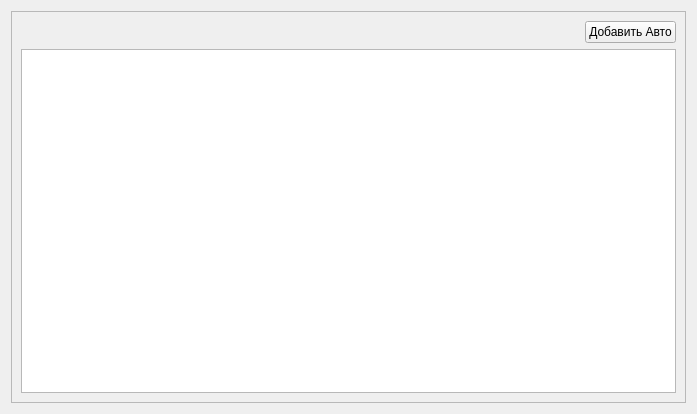
Qt form Modules/Autopark/View/MainFormAutopark/mainformautopark.ui (Sakton/CONVEYANCE_Q) before a commit.
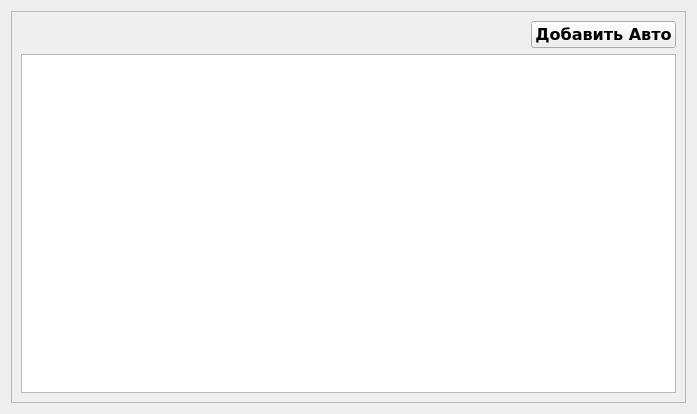
The same form after that commit.

What changed in the file:
```diff
--- a/Modules/Autopark/View/MainFormAutopark/mainformautopark.ui
+++ b/Modules/Autopark/View/MainFormAutopark/mainformautopark.ui
@@ -49,6 +49,14 @@
         </item>
         <item>
          <widget class="QPushButton" name="pushButtonAdd">
+          <property name="font">
+           <font>
+            <family>Verdana</family>
+            <pointsize>12</pointsize>
+            <weight>75</weight>
+            <bold>true</bold>
+           </font>
+          </property>
           <property name="text">
            <string>Добавить Авто</string>
           </property>
```
